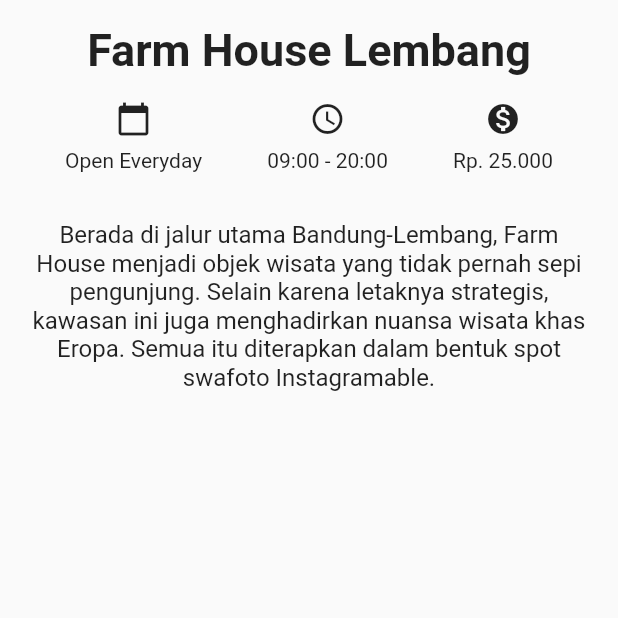
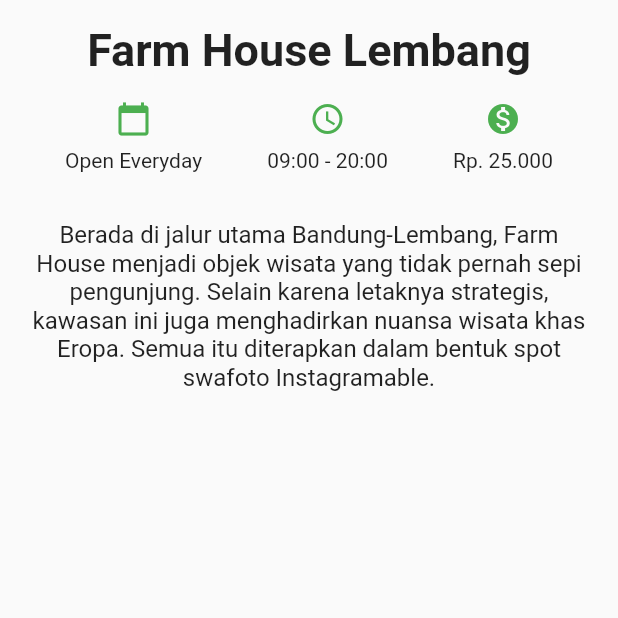
Before and after one commit to nnowaf/projectOne, a Flutter app: the screen it shows after launch, on a phone screen of 412 x 824 dp, the top half of it. Run offline on Flutter 3.47's test engine with Material 2 defaults, Android fonts, the phone set to English and light mode, and no system bars.

Commit message:
adding color green in Icons

```diff
--- a/lib/detailscreen.dart
+++ b/lib/detailscreen.dart
@@ -29,7 +29,7 @@
                 children: <Widget>[
                   Column(
                     children: <Widget>[
-                      Icon(Icons.calendar_today),
+                      Icon(Icons.calendar_today, color: Colors.green[500],),
                       SizedBox(height: 8.0,),
                       Text('Open Everyday'),
                     ],
@@ -37,7 +37,7 @@
 
                   Column(
                     children: <Widget>[
-                      Icon(Icons.access_time),
+                      Icon(Icons.access_time, color: Colors.green[500],),
                       SizedBox(height: 8.0,),
                       Text('09:00 - 20:00'),
                     ],
@@ -45,7 +45,7 @@
 
                   Column(
                     children: <Widget>[
-                      Icon(Icons.monetization_on),
+                      Icon(Icons.monetization_on, color: Colors.green[500],),
                       SizedBox(height: 8.0,),
                       Text('Rp. 25.000'),
                     ],
```
